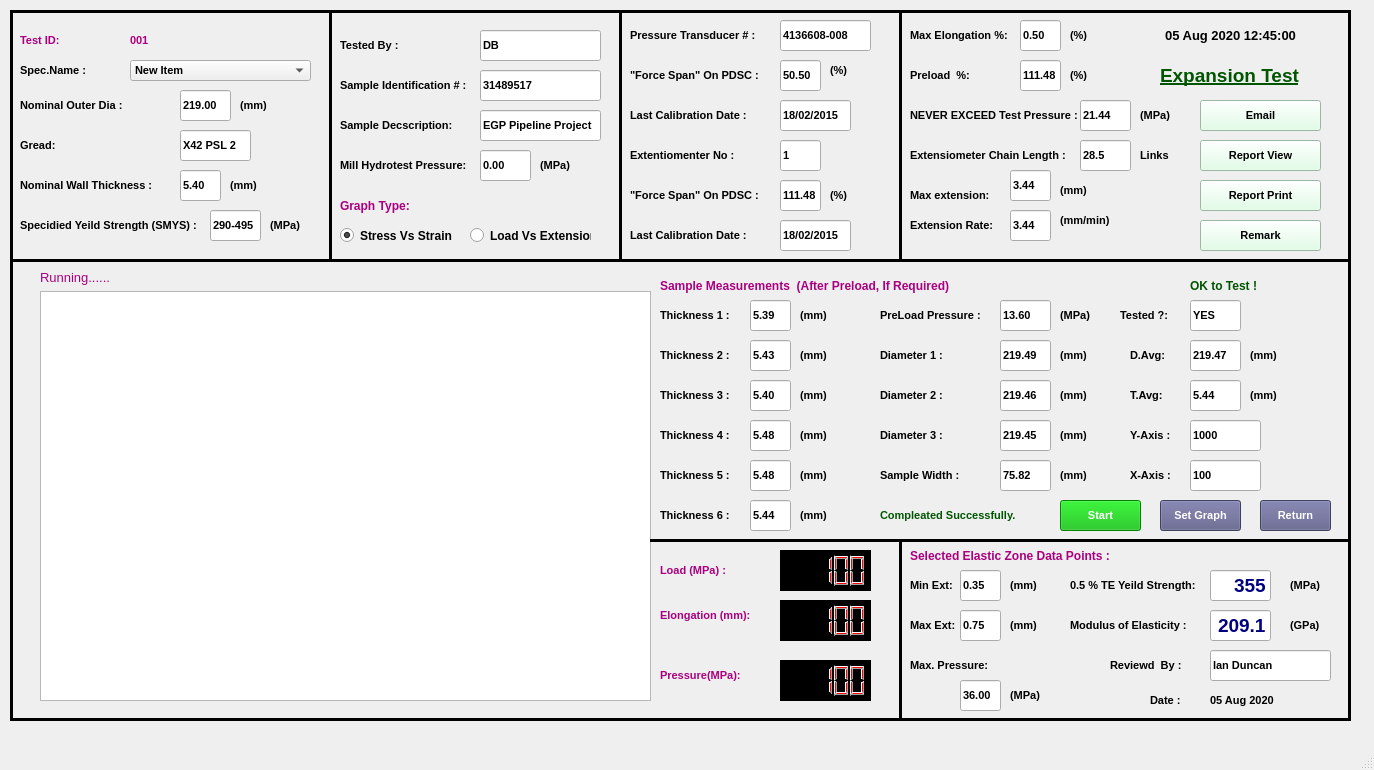
Before: the Qt Designer form ROLTA/ui/RL_01_START_TEST_EXPANSION.ui in sanjaymanegit/testRepo, drawn with Qt 5.
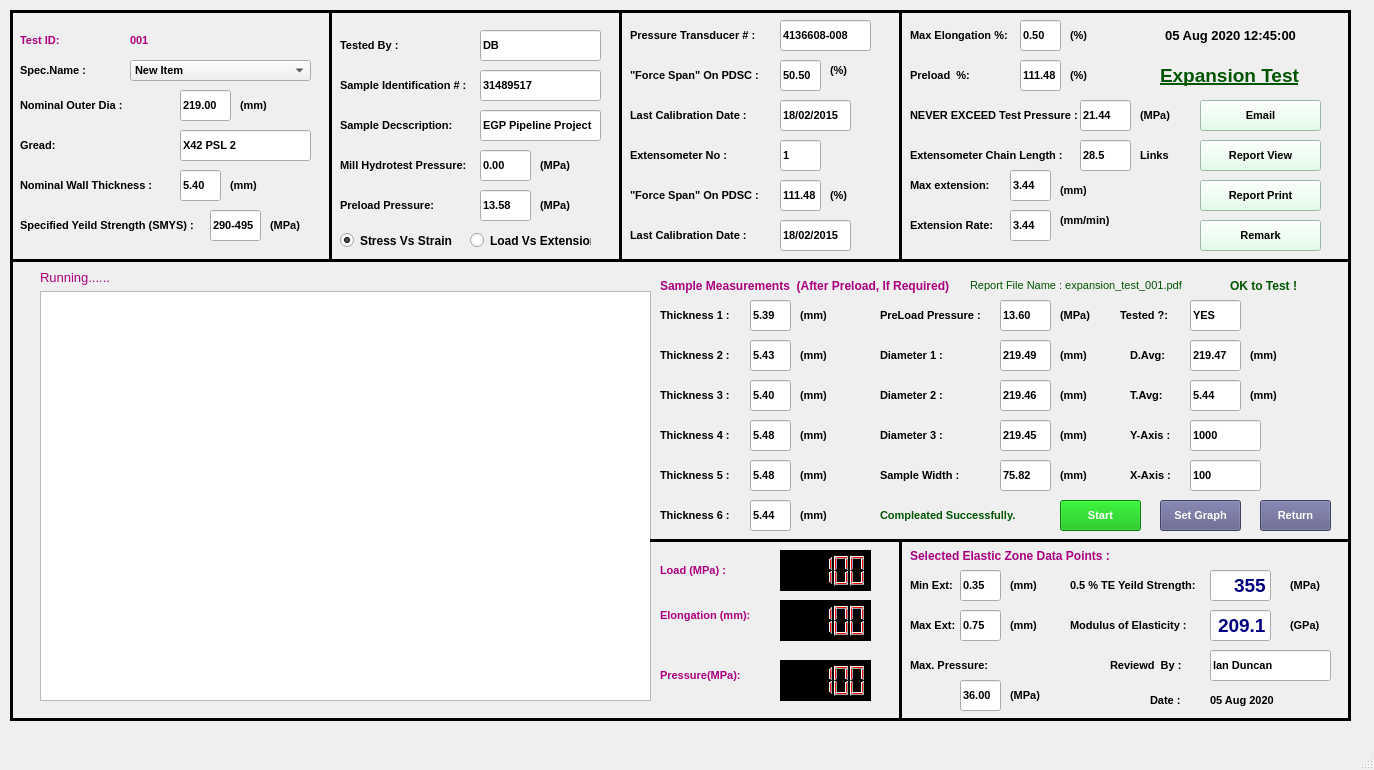
After: the same form once the commit is applied.

```diff
--- a/ROLTA/ui/RL_01_START_TEST_EXPANSION.ui
+++ b/ROLTA/ui/RL_01_START_TEST_EXPANSION.ui
@@ -709,7 +709,7 @@
       <rect>
        <x>170</x>
        <y>120</y>
-       <width>71</width>
+       <width>131</width>
        <height>31</height>
       </rect>
      </property>
@@ -800,7 +800,7 @@
       <string notr="true">color: rgb(0, 0, 0);</string>
      </property>
      <property name="text">
-      <string>Specidied Yeild Strength (SMYS) :</string>
+      <string>Specified Yeild Strength (SMYS) :</string>
      </property>
      <property name="alignment">
       <set>Qt::AlignLeading|Qt::AlignLeft|Qt::AlignVCenter</set>
@@ -1284,7 +1284,7 @@
       <string notr="true">color: rgb(0, 0, 0);</string>
      </property>
      <property name="text">
-      <string>Extentiomenter No :</string>
+      <string>Extensometer No :</string>
      </property>
      <property name="alignment">
       <set>Qt::AlignLeading|Qt::AlignLeft|Qt::AlignVCenter</set>
@@ -1699,7 +1699,7 @@
       <string notr="true">color: rgb(0, 0, 0);</string>
      </property>
      <property name="text">
-      <string>Extensiometer Chain Length :</string>
+      <string>Extensometer Chain Length :</string>
      </property>
      <property name="alignment">
       <set>Qt::AlignLeading|Qt::AlignLeft|Qt::AlignVCenter</set>
@@ -1757,7 +1757,7 @@
      <property name="geometry">
       <rect>
        <x>900</x>
-       <y>170</y>
+       <y>160</y>
        <width>101</width>
        <height>31</height>
       </rect>
@@ -1908,7 +1908,7 @@
       <rect>
        <x>650</x>
        <y>260</y>
-       <width>311</width>
+       <width>301</width>
        <height>31</height>
       </rect>
      </property>
@@ -2956,9 +2956,9 @@
     <widget class="QLabel" name="label_16">
      <property name="geometry">
       <rect>
-       <x>1180</x>
+       <x>1220</x>
        <y>260</y>
-       <width>111</width>
+       <width>101</width>
        <height>31</height>
       </rect>
      </property>
@@ -3659,9 +3659,9 @@
      <property name="geometry">
       <rect>
        <x>460</x>
-       <y>210</y>
+       <y>220</y>
        <width>121</width>
-       <height>31</height>
+       <height>21</height>
       </rect>
      </property>
      <property name="font">
@@ -3679,9 +3679,9 @@
      <property name="geometry">
       <rect>
        <x>330</x>
-       <y>210</y>
+       <y>220</y>
        <width>121</width>
-       <height>31</height>
+       <height>21</height>
       </rect>
      </property>
      <property name="font">
@@ -3698,33 +3698,6 @@
       <bool>true</bool>
      </property>
     </widget>
-    <widget class="QLabel" name="label_19">
-     <property name="geometry">
-      <rect>
-       <x>330</x>
-       <y>180</y>
-       <width>91</width>
-       <height>31</height>
-      </rect>
-     </property>
-     <property name="font">
-      <font>
-       <family>Arial</family>
-       <pointsize>9</pointsize>
-       <weight>75</weight>
-       <bold>true</bold>
-      </font>
-     </property>
-     <property name="styleSheet">
-      <string notr="true">color: rgb(170, 0, 127);</string>
-     </property>
-     <property name="text">
-      <string>Graph Type:</string>
-     </property>
-     <property name="alignment">
-      <set>Qt::AlignLeading|Qt::AlignLeft|Qt::AlignVCenter</set>
-     </property>
-    </widget>
     <widget class="QLabel" name="label_23">
      <property name="geometry">
       <rect>
@@ -3776,6 +3749,108 @@
       <number>100</number>
      </property>
     </widget>
+    <widget class="QLabel" name="label_141">
+     <property name="geometry">
+      <rect>
+       <x>330</x>
+       <y>180</y>
+       <width>121</width>
+       <height>31</height>
+      </rect>
+     </property>
+     <property name="font">
+      <font>
+       <family>Arial</family>
+       <pointsize>8</pointsize>
+       <weight>75</weight>
+       <bold>true</bold>
+      </font>
+     </property>
+     <property name="styleSheet">
+      <string notr="true">color: rgb(0, 0, 0);</string>
+     </property>
+     <property name="text">
+      <string>Preload Pressure:</string>
+     </property>
+     <property name="alignment">
+      <set>Qt::AlignLeading|Qt::AlignLeft|Qt::AlignVCenter</set>
+     </property>
+    </widget>
+    <widget class="QLineEdit" name="lineEdit_45">
+     <property name="geometry">
+      <rect>
+       <x>470</x>
+       <y>180</y>
+       <width>51</width>
+       <height>31</height>
+      </rect>
+     </property>
+     <property name="font">
+      <font>
+       <family>Arial</family>
+       <pointsize>8</pointsize>
+       <weight>75</weight>
+       <bold>true</bold>
+      </font>
+     </property>
+     <property name="text">
+      <string>13.58</string>
+     </property>
+    </widget>
+    <widget class="QLabel" name="label_142">
+     <property name="geometry">
+      <rect>
+       <x>530</x>
+       <y>180</y>
+       <width>51</width>
+       <height>31</height>
+      </rect>
+     </property>
+     <property name="font">
+      <font>
+       <family>Arial</family>
+       <pointsize>8</pointsize>
+       <weight>75</weight>
+       <bold>true</bold>
+      </font>
+     </property>
+     <property name="styleSheet">
+      <string notr="true">color: rgb(0, 0, 0);</string>
+     </property>
+     <property name="text">
+      <string>(MPa)</string>
+     </property>
+     <property name="alignment">
+      <set>Qt::AlignLeading|Qt::AlignLeft|Qt::AlignVCenter</set>
+     </property>
+    </widget>
+    <widget class="QLabel" name="label_24">
+     <property name="geometry">
+      <rect>
+       <x>960</x>
+       <y>260</y>
+       <width>221</width>
+       <height>31</height>
+      </rect>
+     </property>
+     <property name="font">
+      <font>
+       <family>Arial</family>
+       <pointsize>8</pointsize>
+       <weight>50</weight>
+       <bold>false</bold>
+      </font>
+     </property>
+     <property name="styleSheet">
+      <string notr="true">color: rgb(0, 85, 0);</string>
+     </property>
+     <property name="text">
+      <string>Report File Name : expansion_test_001.pdf</string>
+     </property>
+     <property name="alignment">
+      <set>Qt::AlignLeading|Qt::AlignLeft|Qt::AlignVCenter</set>
+     </property>
+    </widget>
    </widget>
   </widget>
   <widget class="QMenuBar" name="menubar">
```
